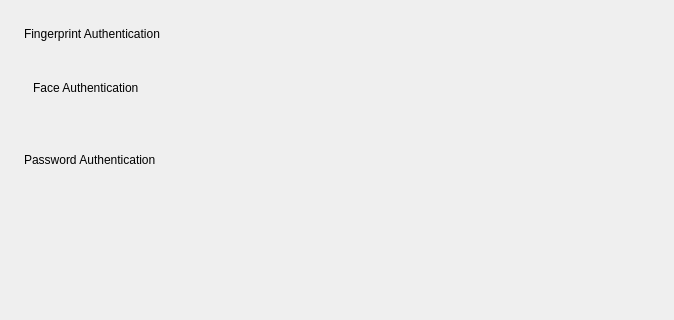
openeuler-mirror/kiran-control-panel, file src/pages/auth-manager-page/auth-manager-page.ui: the form before one commit; both pictures show x 0 to 674 and y 0 to 320 of the 674 by 643 pixel window.
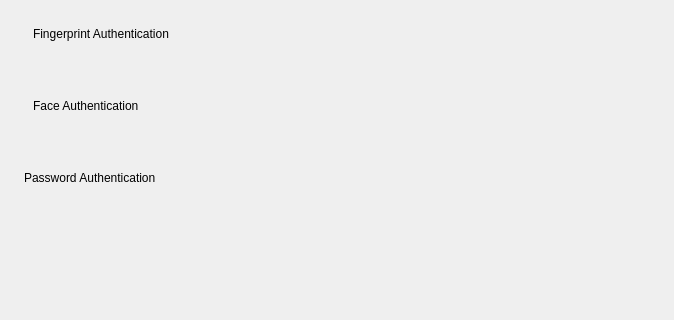
The form after the commit.

What changed in the file:
```diff
--- a/src/pages/auth-manager-page/auth-manager-page.ui
+++ b/src/pages/auth-manager-page/auth-manager-page.ui
@@ -30,6 +30,7 @@
     <number>0</number>
    </property>
    <item>
+       <widget class="QWidget" name="widget_fingerAuth" native="true">
     <layout class="QHBoxLayout" name="layout_fingerAuth">
      <property name="spacing">
       <number>0</number>
@@ -61,13 +62,16 @@
       </spacer>
      </item>
     </layout>
+       </widget>
    </item>
    <item>
+          <widget class="QWidget" name="widget_fingerTemplate" native="true">
     <layout class="QVBoxLayout" name="layout_fingerTemplate">
      <property name="spacing">
       <number>10</number>
      </property>
     </layout>
+          </widget>
    </item>
    <item>
     <widget class="QWidget" name="widget_faceAuth" native="true">
```
Lines whose indentation alone changed are shown as unchanged.
